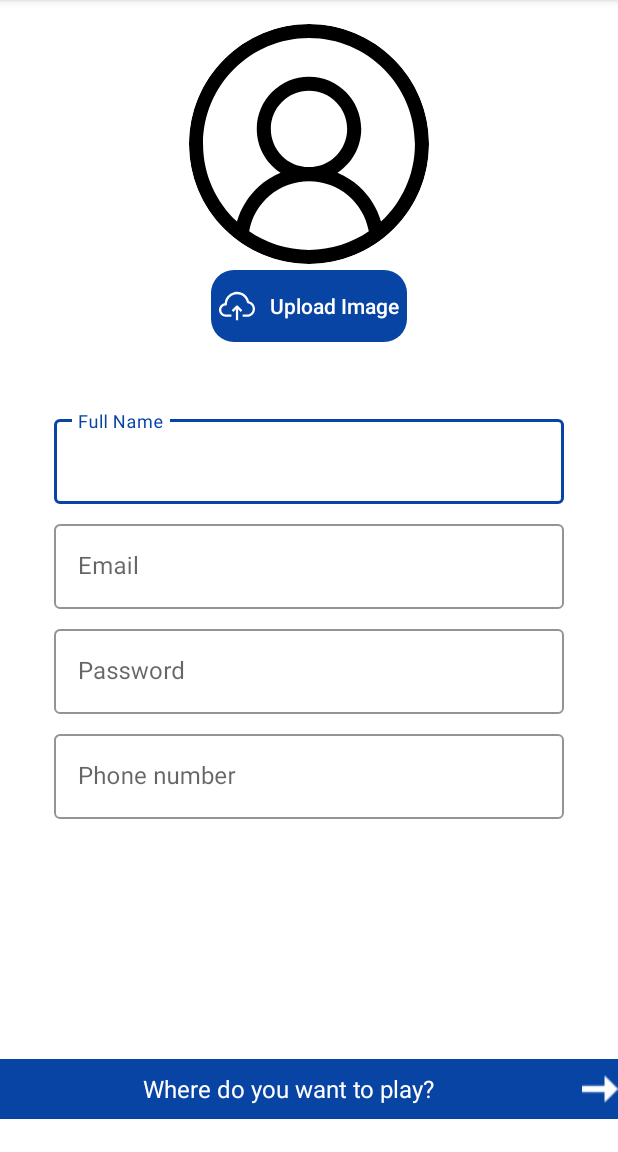
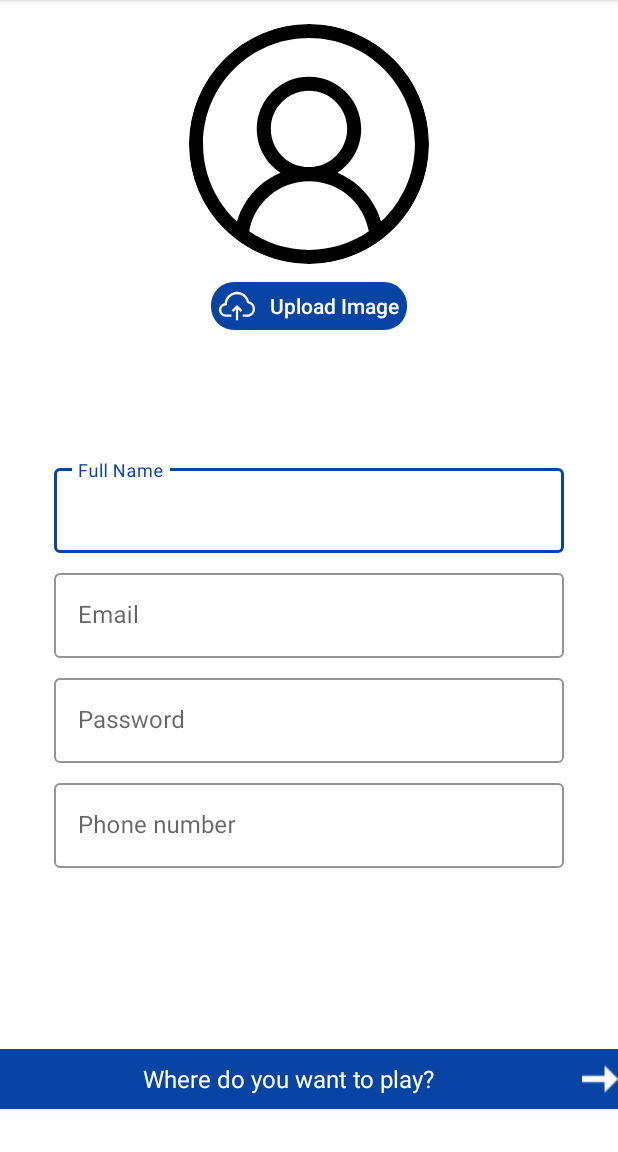
Before and after one commit to RoeiB7/Courtpool, an Android app: the SignUpActivity screen opened directly, with no data from a screen before it, on a phone screen of 412 x 824 dp, the part 84-1236 px from its top. Run offline under Robolectric (Android 15) with nearby library versions, the phone set to English and light mode, and no system bars; our stand-ins replace Firebase (no records; nobody signed in at launch, a user with empty details on screens opened directly); Roboto replaces fonts that are not available here.

Commit message:
Courtpool  v0.8.5 : fixed some design bugs

```diff
--- a/app/src/main/res/layout/activity_sign_up.xml
+++ b/app/src/main/res/layout/activity_sign_up.xml
@@ -33,13 +33,15 @@
             <androidx.appcompat.widget.AppCompatButton
                 android:id="@+id/sign_up_BTN_uploadImage"
                 android:layout_width="wrap_content"
-                android:layout_height="wrap_content"
+                android:layout_height="32dp"
                 android:layout_gravity="center"
+                android:layout_marginTop="8dp"
                 android:background="@drawable/rounded_button"
                 android:backgroundTint="@color/great_blue"
                 android:drawableStart="@drawable/ic_cloud"
                 android:drawablePadding="10dp"
-                android:padding="5dp"
+                android:paddingStart="5dp"
+                android:paddingEnd="5dp"
                 android:text="@string/upload_image"
                 android:textAllCaps="false"
                 android:textColor="@color/white" />
@@ -50,7 +52,7 @@
         <LinearLayout
             android:layout_width="match_parent"
             android:layout_height="match_parent"
-            android:layout_weight="1"
+            android:layout_weight="1.3"
             android:orientation="vertical">
 
 
@@ -155,7 +157,7 @@
                 android:id="@+id/sign_up_LBL_play"
                 android:layout_width="match_parent"
                 android:layout_height="40dp"
-                android:layout_marginTop="38dp"
+                android:layout_marginTop="72dp"
                 android:background="@color/great_blue"
                 android:gravity="center"
                 android:text="Where do you want to play? "
```
Also changed, not shown: app/src/main/res/layout/activity_get_started.xml (+6 -5 lines), app/src/main/res/layout/activity_sign_in.xml (+4 -3 lines).
